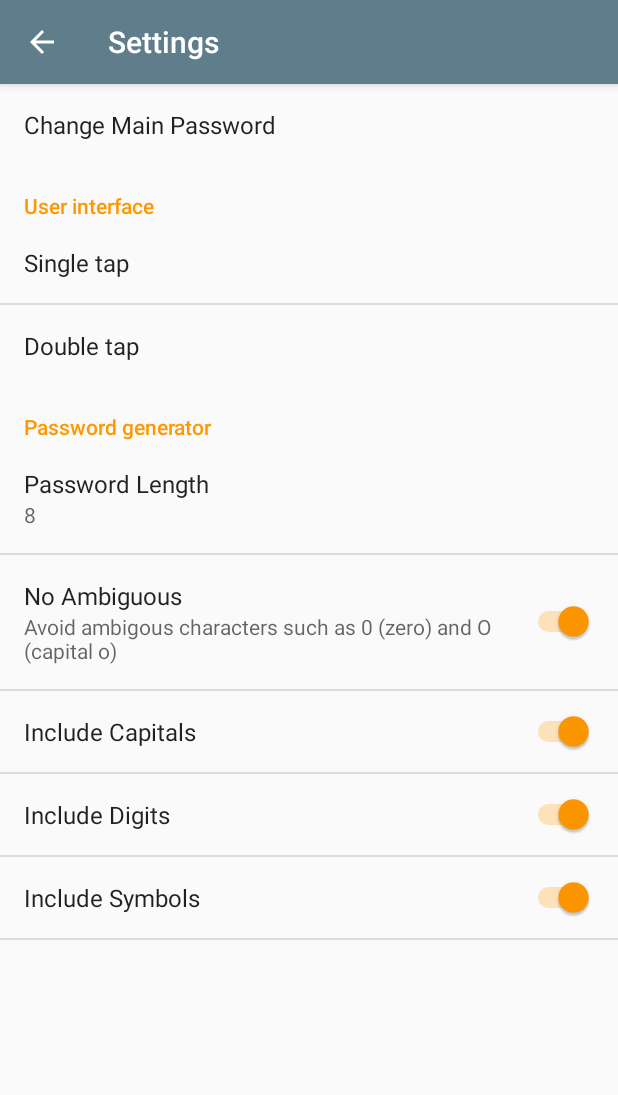
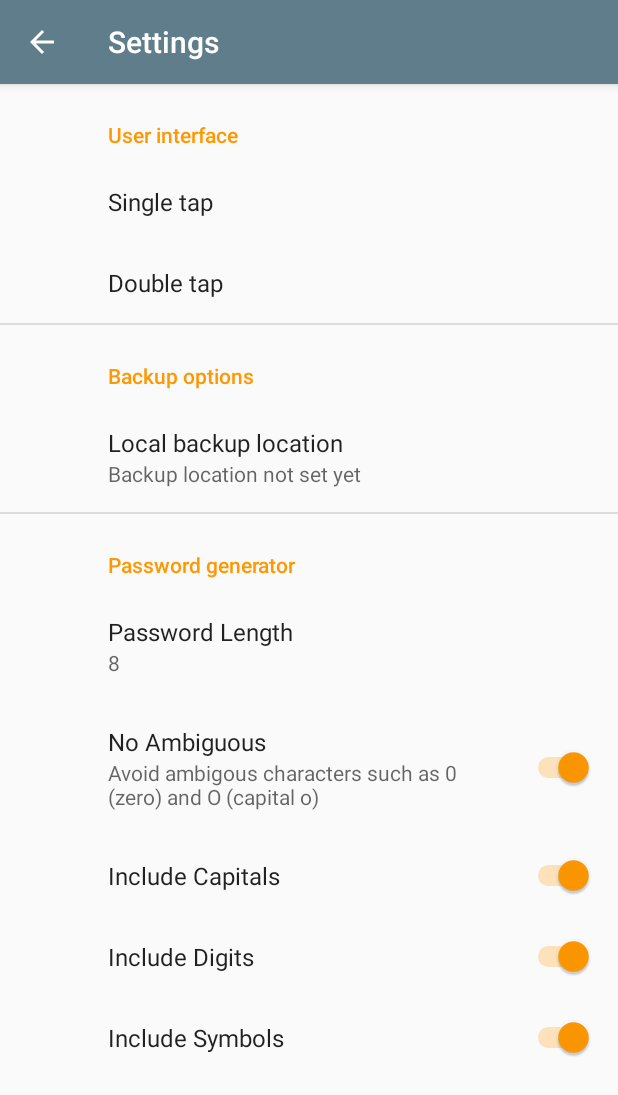
Before and after one commit to mhekkel/keylocker, an Android app: the SettingsActivity screen opened directly, with no data from a screen before it, on a phone screen of 412 x 824 dp. Shown: the top 1095 px of the screen. Run offline under Robolectric (Android 15) with nearby library versions, the phone set to English and light mode, and no system bars; our stand-ins replace androidx.preference.

Commit message:
Settings and new prefs

```diff
--- a/app/src/main/java/com/hekkelman/keylocker/Activities/SettingsActivity.java
+++ b/app/src/main/java/com/hekkelman/keylocker/Activities/SettingsActivity.java
@@ -1,144 +1,110 @@
 package com.hekkelman.keylocker.Activities;
 
 
-import android.annotation.TargetApi;
-import android.os.Build;
+import android.content.Intent;
+import android.net.Uri;
 import android.os.Bundle;
-import android.preference.Preference;
-import android.preference.PreferenceActivity;
+import android.os.Environment;
+import android.provider.DocumentsContract;
+
+import androidx.activity.result.ActivityResult;
+import androidx.activity.result.ActivityResultLauncher;
+import androidx.activity.result.contract.ActivityResultContracts;
 import androidx.appcompat.app.ActionBar;
-import android.preference.PreferenceFragment;
-import android.preference.PreferenceManager;
-import android.view.MenuItem;
+import androidx.appcompat.app.AppCompatActivity;
+import androidx.preference.Preference;
+import androidx.preference.PreferenceFragmentCompat;
 
 import com.hekkelman.keylocker.R;
-import com.hekkelman.keylocker.datamodel.KeyDb;
+import com.hekkelman.keylocker.Utilities.Settings;
 
-/**
- * A {@link PreferenceActivity} that presents a set of application settings. On
- * handset devices, settings are presented as a single list. On tablets,
- * settings are split by category, with category headers shown to the left of
- * the list of settings.
- * <p/>
- * See <a href="http://developer.android.com/design/patterns/settings.html">
- * Android Design: Settings</a> for design guidelines and the <a
- * href="http://developer.android.com/guide/topics/ui/settings.html">Settings
- * API Guide</a> for more information on developing a Settings UI.
- */
-public class SettingsActivity extends AppCompatPreferenceActivity {
-    /**
-     * A preference value change listener that updates the preference's summary
-     * to reflect its new value.
-     */
-    private static Preference.OnPreferenceChangeListener sBindPreferenceSummaryToValueListener = new Preference.OnPreferenceChangeListener() {
-        @Override
-        public boolean onPreferenceChange(Preference preference, Object value) {
-            preference.setSummary(value.toString());
-            return true;
-        }
-    };
+import java.io.File;
 
-    /**
-     * Binds a preference's summary to its value. More specifically, when the
-     * preference's value is changed, its summary (line of text below the
-     * preference title) is updated to reflect the value. The summary is also
-     * immediately updated upon calling this method. The exact display format is
-     * dependent on the type of preference.
-     *
-     * @see #sBindPreferenceSummaryToValueListener
-     */
-    private static void bindPreferenceSummaryToValue(Preference preference) {
-        // Set the listener to watch for value changes.
-        preference.setOnPreferenceChangeListener(sBindPreferenceSummaryToValueListener);
-
-        // Trigger the listener immediately with the preference's
-        // current value.
-        sBindPreferenceSummaryToValueListener.onPreferenceChange(preference,
-                PreferenceManager
-                        .getDefaultSharedPreferences(preference.getContext())
-                        .getString(preference.getKey(), ""));
-    }
+public class SettingsActivity extends AppCompatActivity {
 
     @Override
     protected void onCreate(Bundle savedInstanceState) {
         super.onCreate(savedInstanceState);
-        setupActionBar();
 
-        // Display the fragment as the main content.
-        getFragmentManager().beginTransaction()
-                .replace(android.R.id.content, new KeyLockerPreferenceFragment())
+        setContentView(R.layout.activity_settings);
+        if (savedInstanceState == null) {
+            getSupportFragmentManager()
+                    .beginTransaction()
+                    .replace(R.id.settings, new SettingsFragment())
                     .commit();
         }
-
-    /**
-     * Set up the {@link android.app.ActionBar}, if the API is available.
-     */
-    private void setupActionBar() {
         ActionBar actionBar = getSupportActionBar();
         if (actionBar != null) {
-            // Show the Up button in the action bar.
             actionBar.setDisplayHomeAsUpEnabled(true);
         }
     }
 
+//    @Override
+//    public boolean onOptionsItemSelected(MenuItem item) {
+//        int id = item.getItemId();
+//        if (id == android.R.id.home) {
+//            finish();
+//        }
+//        return super.onOptionsItemSelected(item);
+//    }
+
+    public static class SettingsFragment extends PreferenceFragmentCompat {
+        private Settings settings;
+        private ActivityResultLauncher<Intent> selectBackupDirResult;
+
         @Override
-    public boolean onOptionsItemSelected(MenuItem item) {
-        int id = item.getItemId();
-        if (id == android.R.id.home) {
-            finish();
-        }
-        return super.onOptionsItemSelected(item);
+        public void onCreatePreferences(Bundle savedInstanceState, String rootKey) {
+            setPreferencesFromResource(R.xml.prefs, rootKey);
+
+            this.settings = new Settings(getActivity());
+
+            selectBackupDirResult = registerForActivityResult(
+                    new ActivityResultContracts.StartActivityForResult(), this::onSelectBackupDirResult);
+
+            // Backup location
+            Preference backupLocation = findPreference(getString(R.string.settings_key_backup_dir));
+
+            if (! settings.getLocalBackupDir().isEmpty()) {
+                backupLocation.setSummary(R.string.settings_desc_backup_location_set);
+            } else {
+                backupLocation.setSummary(R.string.settings_desc_backup_location_not_set);
             }
 
-    /**
-     * This method stops fragment injection in malicious applications.
-     * Make sure to deny any unknown fragments here.
-     */
-    protected boolean isValidFragment(String fragmentName) {
-        return PreferenceFragment.class.getName().equals(fragmentName)
-                || KeyLockerPreferenceFragment.class.getName().equals(fragmentName);
+            backupLocation.setOnPreferenceClickListener(preference -> {
+                requestBackupAccess();
+                return true;
+            });
+
         }
 
+        public void requestBackupAccess() {
+            String uri = settings.getLocalBackupDir();
+            if (uri.isEmpty())
+                uri = new File(Environment.getExternalStoragePublicDirectory(Environment.DIRECTORY_DOCUMENTS), "KeyLocker").toURI().toString();
 
-    /**
-     * This fragment shows general preferences only. It is used when the
-     * activity is showing a two-pane settings UI.
-     */
-    @TargetApi(Build.VERSION_CODES.HONEYCOMB)
-    public static class KeyLockerPreferenceFragment extends PreferenceFragment {
+            // Choose a directory using the system's file picker.
+            Intent intent = new Intent(Intent.ACTION_OPEN_DOCUMENT_TREE);
 
-        @Override
-        public void onCreate(Bundle savedInstanceState) {
-            super.onCreate(savedInstanceState);
-            addPreferencesFromResource(R.xml.prefs);
-            setHasOptionsMenu(true);
+            // Optionally, specify a URI for the directory that should be opened in
+            // the system file picker when it loads.
+            intent.putExtra(DocumentsContract.EXTRA_INITIAL_URI, Uri.parse(uri));
 
-            // Bind the preferences to their values. When their values change, their summaries are
-            // updated to reflect the new value, per the Android Design
-            // guidelines.
-            bindPreferenceSummaryToValue(findPreference("password-length"));
+            selectBackupDirResult.launch(intent);
         }
 
-//        @Override
-//        public void onStart() {
-//            super.onStart();
-//            KeyDb.reference();
-//        }
-//
-//        @Override
-//        public void onStop() {
-//            super.onStop();
-//            KeyDb.release();
-//        }
+        protected void onSelectBackupDirResult(ActivityResult result) {
+            Preference backupLocation = findPreference(getString(R.string.settings_key_backup_dir));
+            backupLocation.setSummary(R.string.settings_desc_backup_location_not_set);
 
-        //        @Override
-//        public boolean onOptionsItemSelected(MenuItem item) {
-//            int id = item.getItemId();
-//            if (id == android.R.id.home) {
-//                startActivity(new Intent(getActivity(), SettingsActivity.class));
-//                return true;
-//            }
-//            return super.onOptionsItemSelected(item);
-//        }
+            if (result.getResultCode() == RESULT_OK) {
+                Intent data = result.getData();
+                Uri treeUri = data.getData();
+                if (treeUri != null) {
+                    settings.setLocalBackupDir(treeUri.toString());
+                    backupLocation.setSummary(R.string.settings_desc_backup_location_set);
                 }
             }
+        }
+
+    }
+}
--- a/app/src/main/java/com/hekkelman/keylocker/Utilities/Settings.java
+++ b/app/src/main/java/com/hekkelman/keylocker/Utilities/Settings.java
@@ -73,7 +73,6 @@ public class Settings {
                 .apply();
     }
 
-
     public Locale getLocale() {
         String lang = getString(R.string.settings_key_lang, R.string.settings_default_lang);
 
@@ -147,5 +146,13 @@ public class Settings {
         return getBoolean(R.string.settings_key_block_autofill, false);
     }
 
+    public String getLocalBackupDir() {
+        return getString(R.string.settings_key_backup_dir, R.string.empty_string);
+    }
+
+    public void setLocalBackupDir(String localBackupDir) {
+        setString(R.string.settings_key_backup_dir, localBackupDir);
+    }
+
 
 }
--- a/app/src/main/java/com/hekkelman/keylocker/View/KeyCardViewAdapter.java
+++ b/app/src/main/java/com/hekkelman/keylocker/View/KeyCardViewAdapter.java
@@ -85,6 +85,7 @@ public class KeyCardViewAdapter extends RecyclerView.Adapter<KeyCardViewAdapter.
 		Key key = KeyDb.getKey(keyID);
 		switch (tapMode) {
 			case EDIT:
+				keyCardViewCallback.onEditKey(key.getId());
 				break;
 			case COPY:
 				copyHandler(key.getPassword(), false);
--- /dev/null
+++ b/app/src/main/res/layout/activity_settings.xml
@@ -0,0 +1,9 @@
+<LinearLayout xmlns:android="http://schemas.android.com/apk/res/android"
+    android:layout_width="match_parent"
+    android:layout_height="match_parent">
+
+    <FrameLayout
+        android:id="@+id/settings"
+        android:layout_width="match_parent"
+        android:layout_height="match_parent" />
+</LinearLayout>
--- a/app/src/main/res/values/strings.xml
+++ b/app/src/main/res/values/strings.xml
@@ -130,10 +130,16 @@
     <string name="settings_key_cat_ui" translatable="false">perf_cat_ui</string>
     <string name="settings_title_tap_single">Single tap</string>
     <string name="settings_title_tap_double">Double tap</string>
+    <string name="settings_key_backup_dir">pref_backup_dir</string>
+    <string name="empty_string" />
+    <string name="prefs_backup_options_title">Backup options</string>
+    <string name="settings_desc_backup_location_set">Backup dir set</string>
+    <string name="settings_desc_backup_location_not_set">Backup location not set yet</string>
+    <string name="settings_title_backup_location">Local backup location</string>
 
     <string-array name="settings_entries_tap">
         <item>Nothing</item>
-        <item>Reveal/Hide</item>
+        <item>Edit</item>
         <item>Copy</item>
         <item>Copy and go to background</item>
         <item>Share as Keystrokes</item>
--- a/app/src/main/res/xml/prefs.xml
+++ b/app/src/main/res/xml/prefs.xml
@@ -1,61 +1,71 @@
 <?xml version="1.0" encoding="utf-8"?>
-<PreferenceScreen xmlns:android="http://schemas.android.com/apk/res/android">
+<PreferenceScreen xmlns:app="http://schemas.android.com/apk/res-auto">
 
-    <Preference android:title="@string/pref_title_locker_password">
-        <intent android:action="com.hekkelman.keylocker.ChangeMainPasswordActivity" />
-    </Preference>
+<!--    <Preference app:title="@string/pref_title_locker_password">-->
+<!--        <intent app:action="com.hekkelman.keylocker.ChangeMainPasswordActivity" />-->
+<!--    </Preference>-->
 
-    <PreferenceCategory android:title="@string/settings_category_title_ui" android:key="@string/settings_key_cat_ui">
+    <PreferenceCategory app:title="@string/settings_category_title_ui" app:key="@string/settings_key_cat_ui">
         <ListPreference
-            android:key="@string/settings_key_tap_single"
-            android:title="@string/settings_title_tap_single"
-            android:summary="%s"
-            android:entries="@array/settings_entries_tap"
-            android:entryValues="@array/settings_values_tap"
-            android:defaultValue="@string/settings_default_tap_single" />
+            app:key="@string/settings_key_tap_single"
+            app:title="@string/settings_title_tap_single"
+            app:summary="%s"
+            app:entries="@array/settings_entries_tap"
+            app:entryValues="@array/settings_values_tap"
+            app:defaultValue="@string/settings_default_tap_single" />
 
         <ListPreference
-            android:key="@string/settings_key_tap_double"
-            android:title="@string/settings_title_tap_double"
-            android:summary="%s"
-            android:entries="@array/settings_entries_tap"
-            android:entryValues="@array/settings_values_tap"
-            android:defaultValue="@string/settings_default_tap_double" />
+            app:key="@string/settings_key_tap_double"
+            app:title="@string/settings_title_tap_double"
+            app:summary="%s"
+            app:entries="@array/settings_entries_tap"
+            app:entryValues="@array/settings_values_tap"
+            app:defaultValue="@string/settings_default_tap_double" />
 
     </PreferenceCategory>
 
     <PreferenceCategory
-        android:title="@string/pref_password_generator">
+        app:title="@string/prefs_backup_options_title">
+
+        <Preference
+            app:key="@string/settings_key_backup_dir"
+            app:title="@string/settings_title_backup_location"
+            app:summary="@string/settings_desc_backup_location_not_set" />
+
+    </PreferenceCategory>
+
+    <PreferenceCategory
+        app:title="@string/pref_password_generator"
+        app:initialExpandedChildrenCount="1">
 
         <EditTextPreference
-            android:defaultValue="8"
-            android:inputType="number"
-            android:key="password-length"
-            android:maxLines="1"
-            android:selectAllOnFocus="true"
-            android:singleLine="true"
-            android:title="@string/pref_title_password_length" />
+            app:defaultValue="8"
+            app:key="password-length"
+            app:maxLines="1"
+            app:singleLine="true"
+            app:useSimpleSummaryProvider="true"
+            app:title="@string/pref_title_password_length" />
 
         <SwitchPreference
-            android:defaultValue="true"
-            android:key="password-no-ambiguous"
-            android:summary="@string/pref_description_ambiguous"
-            android:title="@string/pref_title_no_ambiguous" />
+            app:defaultValue="true"
+            app:key="password-no-ambiguous"
+            app:summary="@string/pref_description_ambiguous"
+            app:title="@string/pref_title_no_ambiguous" />
 
         <SwitchPreference
-            android:defaultValue="true"
-            android:key="password-include-capitals"
-            android:title="@string/pref_title_include_capitals" />
+            app:defaultValue="true"
+            app:key="password-include-capitals"
+            app:title="@string/pref_title_include_capitals" />
 
         <SwitchPreference
-            android:defaultValue="true"
-            android:key="password-include-digits"
-            android:title="@string/pref_title_include_digits" />
+            app:defaultValue="true"
+            app:key="password-include-digits"
+            app:title="@string/pref_title_include_digits" />
 
         <SwitchPreference
-            android:defaultValue="true"
-            android:key="password-include-symbols"
-            android:title="@string/pref_title_include_symbols" />
+            app:defaultValue="true"
+            app:key="password-include-symbols"
+            app:title="@string/pref_title_include_symbols" />
 
 
     </PreferenceCategory>
```
Also changed, not shown: app/build.gradle (+7 -0 lines), app/src/main/java/com/hekkelman/keylocker/Activities/BackgroundTaskActivity.java (+5 -5 lines), app/src/main/java/com/hekkelman/keylocker/Activities/MainActivity.java (+4 -4 lines), app/src/main/java/com/hekkelman/keylocker/BaseApplication.java (+8 -8 lines), app/src/main/java/com/hekkelman/keylocker/Tasks/SyncSDTask.java (added, +98 -0 lines), app/src/main/java/com/hekkelman/keylocker/Utilities/Synchronize.java (+71 -73 lines), 1 other file. Lines whose indentation alone changed are shown as unchanged.
